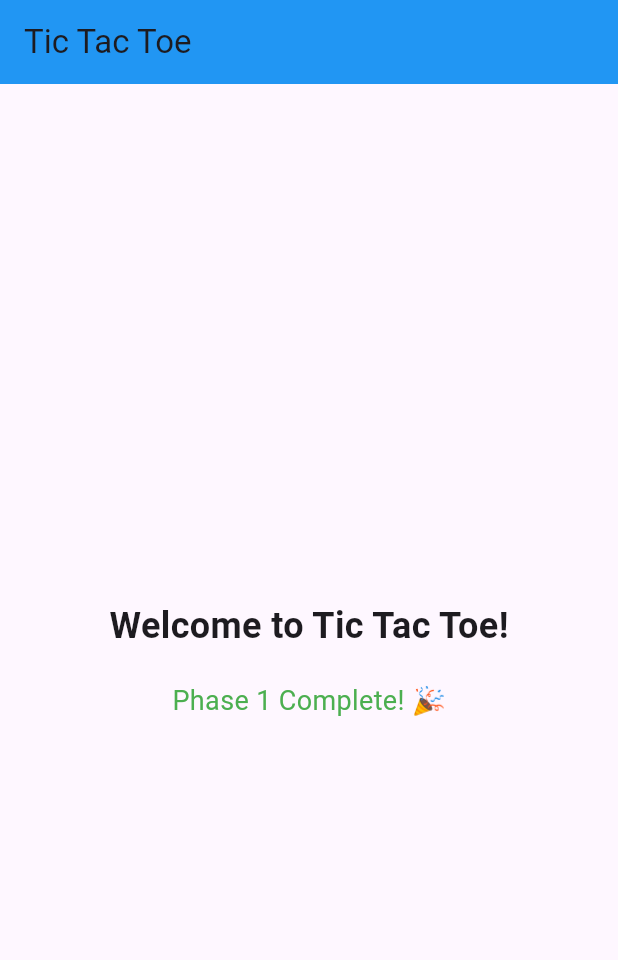
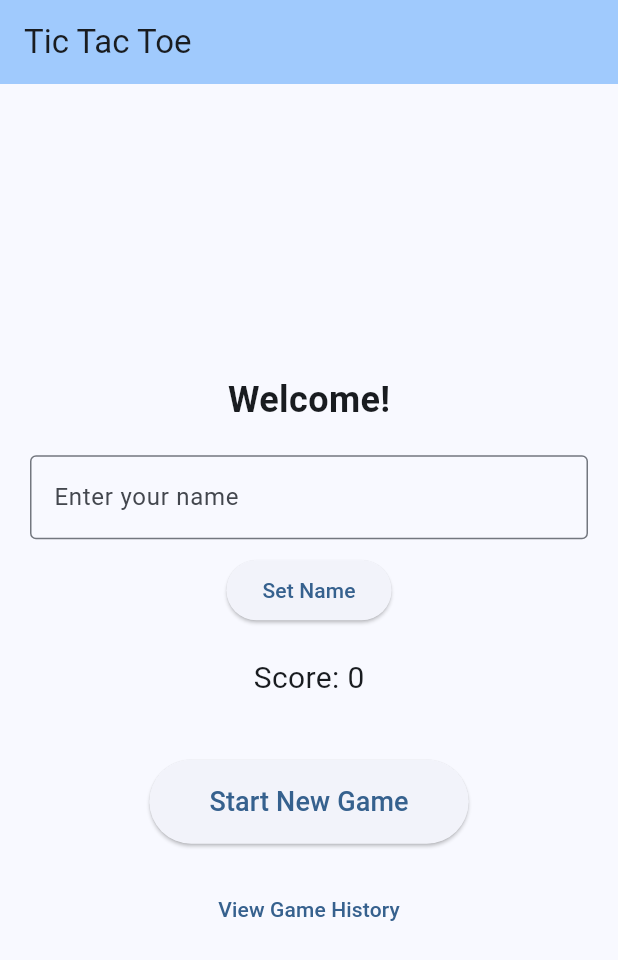
Before and after one commit to MalwareHuntercode/tic-tac-toe-flutter, a Flutter app: the screen it shows after launch, on a phone screen of 412 x 824 dp. Shown: the top 960 px of the screen. Run offline on Flutter 3.47's test engine with Material 3 defaults, Android fonts, the phone set to English and light mode, and no system bars.

Commit message:
Add app architecture with screens, models, and services

```diff
--- a/lib/main.dart
+++ b/lib/main.dart
@@ -1,4 +1,9 @@
+// lib/main.dart
+
 import 'package:flutter/material.dart';
+import 'screens/home_screen.dart';
+import 'screens/game_screen.dart';
+import 'screens/history_screen.dart';
 
 void main() {
   runApp(const TicTacToeApp());
@@ -11,29 +16,17 @@ class TicTacToeApp extends StatelessWidget {
   Widget build(BuildContext context) {
     return MaterialApp(
       title: 'Tic Tac Toe',
-      theme: ThemeData(primarySwatch: Colors.blue, useMaterial3: true),
-      home: Scaffold(
-        appBar: AppBar(
-          title: const Text('Tic Tac Toe'),
-          backgroundColor: Colors.blue,
-        ),
-        body: const Center(
-          child: Column(
-            mainAxisAlignment: MainAxisAlignment.center,
-            children: [
-              Text(
-                'Welcome to Tic Tac Toe!',
-                style: TextStyle(fontSize: 24, fontWeight: FontWeight.bold),
-              ),
-              SizedBox(height: 20),
-              Text(
-                'Phase 1 Complete! 🎉',
-                style: TextStyle(fontSize: 18, color: Colors.green),
-              ),
-            ],
-          ),
-        ),
+      theme: ThemeData(
+        colorScheme: ColorScheme.fromSeed(seedColor: Colors.blue),
+        useMaterial3: true,
       ),
+      // Define named routes for navigation
+      routes: {
+        '/': (context) => const HomeScreen(), // Default route
+        '/game': (context) => const GameScreen(), // Game screen route
+        '/history': (context) => const HistoryScreen(), // History screen route
+      },
+      initialRoute: '/', // Start with home screen
     );
   }
 }
--- /dev/null
+++ b/lib/models/game.dart
@@ -0,0 +1,39 @@
+// lib/models/game.dart
+
+/// This class represents a single game session
+class Game {
+  DateTime timestamp;
+  String result; // 'win', 'loss', or 'draw'
+  List<List<String>> finalBoard; // The board state when game ended
+
+  Game({
+    required this.timestamp,
+    required this.result,
+    required this.finalBoard,
+  });
+
+  // Convert game to Map for storage
+  Map<String, dynamic> toMap() {
+    return {
+      'timestamp': timestamp.toIso8601String(),
+      'result': result,
+      'finalBoard': finalBoard,
+    };
+  }
+
+  // Create game from stored Map
+  factory Game.fromMap(Map<String, dynamic> map) {
+    return Game(
+      timestamp: DateTime.parse(map['timestamp']),
+      result: map['result'],
+      finalBoard: List<List<String>>.from(
+        map['finalBoard'].map((row) => List<String>.from(row)),
+      ),
+    );
+  }
+
+  // Get formatted date string
+  String getFormattedDate() {
+    return '${timestamp.day}/${timestamp.month}/${timestamp.year} at ${timestamp.hour}:${timestamp.minute.toString().padLeft(2, '0')}';
+  }
+}
--- /dev/null
+++ b/lib/models/player.dart
@@ -0,0 +1,28 @@
+// lib/models/player.dart
+
+/// This class represents a player in our game
+class Player {
+  String name;
+  int score;
+
+  // Constructor - creates a new player
+  Player({
+    required this.name,
+    this.score = 0, // Default score is 0
+  });
+
+  // Add points to score
+  void addScore(int points) {
+    score += points;
+  }
+
+  // Convert player to Map for storage
+  Map<String, dynamic> toMap() {
+    return {'name': name, 'score': score};
+  }
+
+  // Create player from stored Map
+  factory Player.fromMap(Map<String, dynamic> map) {
+    return Player(name: map['name'], score: map['score']);
+  }
+}
--- /dev/null
+++ b/lib/screens/home_screen.dart
@@ -0,0 +1,116 @@
+// lib/screens/home_screen.dart
+
+import 'package:flutter/material.dart';
+
+class HomeScreen extends StatefulWidget {
+  const HomeScreen({Key? key}) : super(key: key);
+
+  @override
+  State<HomeScreen> createState() => _HomeScreenState();
+}
+
+class _HomeScreenState extends State<HomeScreen> {
+  // This will hold our player name and score
+  String playerName = '';
+  int playerScore = 0;
+
+  // Controller for the text field
+  final TextEditingController _nameController = TextEditingController();
+
+  @override
+  void dispose() {
+    _nameController.dispose();
+    super.dispose();
+  }
+
+  @override
+  Widget build(BuildContext context) {
+    return Scaffold(
+      appBar: AppBar(
+        title: const Text('Tic Tac Toe'),
+        backgroundColor: Theme.of(context).colorScheme.inversePrimary,
+      ),
+      body: Center(
+        child: Padding(
+          padding: const EdgeInsets.all(20.0),
+          child: Column(
+            mainAxisAlignment: MainAxisAlignment.center,
+            children: [
+              // Welcome message
+              Text(
+                playerName.isEmpty ? 'Welcome!' : 'Welcome, $playerName!',
+                style: const TextStyle(
+                  fontSize: 24,
+                  fontWeight: FontWeight.bold,
+                ),
+              ),
+              const SizedBox(height: 20),
+
+              // Name input field (show only if name is empty)
+              if (playerName.isEmpty) ...[
+                TextField(
+                  controller: _nameController,
+                  decoration: const InputDecoration(
+                    labelText: 'Enter your name',
+                    border: OutlineInputBorder(),
+                  ),
+                  onSubmitted: (value) {
+                    if (value.isNotEmpty) {
+                      setState(() {
+                        playerName = value;
+                      });
+                    }
+                  },
+                ),
+                const SizedBox(height: 10),
+                ElevatedButton(
+                  onPressed: () {
+                    if (_nameController.text.isNotEmpty) {
+                      setState(() {
+                        playerName = _nameController.text;
+                      });
+                    }
+                  },
+                  child: const Text('Set Name'),
+                ),
+                const SizedBox(height: 20),
+              ],
+
+              // Score display
+              Text('Score: $playerScore', style: const TextStyle(fontSize: 20)),
+              const SizedBox(height: 40),
+
+              // Start game button
+              ElevatedButton(
+                onPressed: () {
+                  // Navigate to game screen
+                  Navigator.pushNamed(context, '/game');
+                },
+                style: ElevatedButton.styleFrom(
+                  padding: const EdgeInsets.symmetric(
+                    horizontal: 40,
+                    vertical: 15,
+                  ),
+                ),
+                child: const Text(
+                  'Start New Game',
+                  style: TextStyle(fontSize: 18),
+                ),
+              ),
+              const SizedBox(height: 20),
+
+              // History button
+              TextButton(
+                onPressed: () {
+                  // Navigate to history screen
+                  Navigator.pushNamed(context, '/history');
+                },
+                child: const Text('View Game History'),
+              ),
+            ],
+          ),
+        ),
+      ),
+    );
+  }
+}
--- /dev/null
+++ b/lib/services/storage_service.dart
@@ -0,0 +1,36 @@
+// lib/services/storage_service.dart
+
+import '../models/player.dart';
+import '../models/game.dart';
+
+/// This class handles saving and loading data
+class StorageService {
+  // TODO: We'll implement actual storage in Phase 5
+  // For now, these are placeholder methods
+
+  // Save player data
+  static Future<void> savePlayer(Player player) async {
+    print('Saving player: ${player.name} with score: ${player.score}');
+    // TODO: Implement actual storage
+  }
+
+  // Load player data
+  static Future<Player?> loadPlayer() async {
+    print('Loading player data...');
+    // TODO: Implement actual storage
+    return null;
+  }
+
+  // Save game to history
+  static Future<void> saveGame(Game game) async {
+    print('Saving game: ${game.result} at ${game.timestamp}');
+    // TODO: Implement actual storage
+  }
+
+  // Load game history
+  static Future<List<Game>> loadGameHistory() async {
+    print('Loading game history...');
+    // TODO: Implement actual storage
+    return [];
+  }
+}
```
Also changed, not shown: lib/screens/game_screen.dart (added, +66 -0 lines), lib/screens/history_screen.dart (added, +53 -0 lines), lib/services/game_logic.dart (added, +74 -0 lines), lib/widgets/score_card.dart (added, +39 -0 lines), 4 other files.
